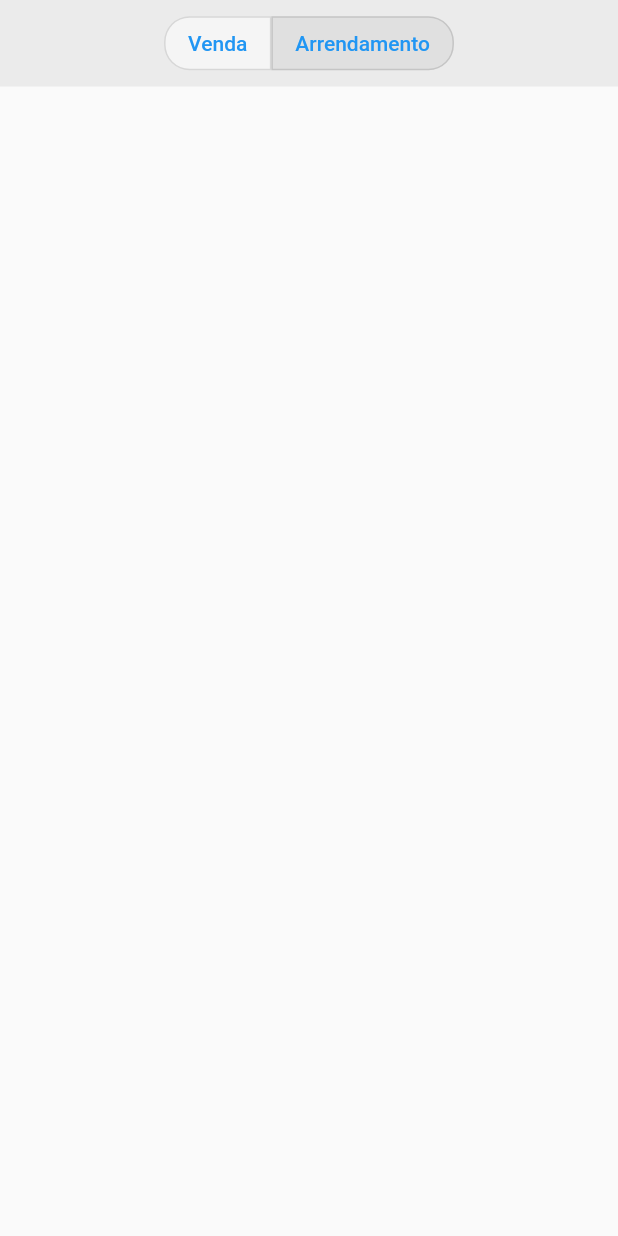
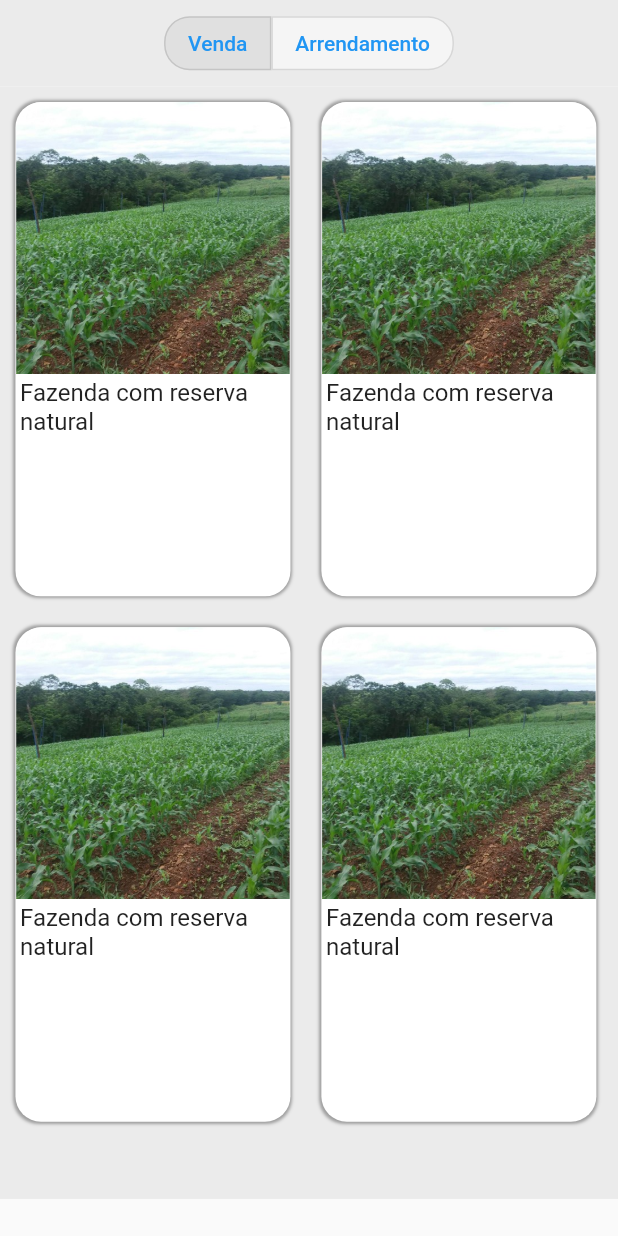
Before and after one commit to LaercioRJ/AgroImobi, a Flutter app: the SearchTerrainsScreen screen opened directly, on a phone screen of 412 x 824 dp. Run offline on Flutter 3.47's test engine with Material 2 defaults, Android fonts, the phone set to English and light mode, and no system bars; our stand-ins replace mask_text_input_formatter.

Commit message:
alpha version cards and fixed color issue with twin buttons

```diff
--- a/lib/src/screen/menus/favorites_terrains_menu.dart
+++ b/lib/src/screen/menus/favorites_terrains_menu.dart
@@ -1,17 +1,14 @@
 import 'package:flutter/material.dart';
-
-import '../../widgets/terrain_card.dart';
 
 class FavoritesTerrainsScreen extends StatelessWidget {
   const FavoritesTerrainsScreen({super.key});
 
   @override
   Widget build(BuildContext context) {
-    //List<int> text = [1,2,3,4];
 
     return const Scaffold(
       backgroundColor: Color.fromARGB(255, 230, 230, 230),
-      body: TerrainCard(),
+      body: Text('Favorites Screen'),
     );
   }
 }
--- a/lib/src/screen/menus/search_terrain_screen.dart
+++ b/lib/src/screen/menus/search_terrain_screen.dart
@@ -1,15 +1,18 @@
 import 'package:flutter/material.dart';
 
+import '../../widgets/terrain_card.dart';
 import '../../widgets/twin_buttons.dart';
 
 class SearchTerrainsScreen extends StatelessWidget {
   SearchTerrainsScreen({super.key});
+  List<int> text = [1,2,3,4];
   bool rightActivated = true;
 
   @override
   Widget build(BuildContext context) {
     return Scaffold(
-      body: Column(
+      body: SingleChildScrollView(
+        child: Column(
           children: [
             Container(
               alignment: Alignment.center,
@@ -20,8 +23,22 @@ class SearchTerrainsScreen extends StatelessWidget {
                 titleLeft: 'Venda',
                 titleRight: 'Arrendamento'
               ),
+            ),
+            Container(
+              width: MediaQuery.of(context).size.width,
+              constraints: BoxConstraints(
+               minHeight: MediaQuery.of(context).size.height * 0.90,
+              ),
+              color: const Color.fromARGB(255, 235, 235, 235),
+              child: Wrap(
+                children: [
+                  for (var i in text)
+                    TerrainCard()
+                ],
+              ),
+            ),
+          ]
         )
-        ],
       )
     );
   }
--- a/lib/src/widgets/terrain_card.dart
+++ b/lib/src/widgets/terrain_card.dart
@@ -1,15 +1,17 @@
 import 'package:flutter/material.dart';
 
 class TerrainCard extends StatelessWidget {
-  const TerrainCard({super.key});
+  TerrainCard({super.key});
+
+  final double price = 300000.90;
 
   @override
   Widget build(BuildContext context) {
     return Padding(
       padding: EdgeInsets.all(MediaQuery.of(context).size.width * 0.025),
       child: Container(
-        width: MediaQuery.of(context).size.width * 0.4,
-        height: MediaQuery.of(context).size.height * 0.19,
+        width: MediaQuery.of(context).size.width * 0.445,
+        height: MediaQuery.of(context).size.height * 0.4,
         alignment: Alignment.topCenter,
         decoration: const BoxDecoration(
           borderRadius: BorderRadius.all(Radius.circular(17)),
@@ -25,24 +27,36 @@ class TerrainCard extends StatelessWidget {
         child: Column(
           children: [
             Container(
-              width: MediaQuery.of(context).size.width * 0.4,
-              height: MediaQuery.of(context).size.height * 0.11,
+              width: MediaQuery.of(context).size.width * 0.4425,
+              height: MediaQuery.of(context).size.height * 0.22,
               decoration: const BoxDecoration(
-                color: Colors.green,
+                image: DecorationImage(
+                  image: AssetImage("lib/src/assets/terrain.jpg"),
+                  fit: BoxFit.cover
+                ),
                 borderRadius: BorderRadius.only(
                   topLeft: Radius.circular(17),
                   topRight: Radius.circular(17)
                 ),
               ),
             ),
-            const Padding(
-              padding: EdgeInsets.all(0.1),
-              child: Text(
-                'Titulo do terreno.',
-                style: TextStyle(
-                  fontSize: 15
+            Padding(
+              padding: const EdgeInsets.all(0.1),
+              child: Padding(
+                padding: const EdgeInsets.all(3),
+                child: Row(
+                  children: [
+                    Container(
+                      alignment: Alignment.center,
+                      width: MediaQuery.of(context).size.width * 0.4,
+                      child: const Text(
+                        'Fazenda com reserva natural',
+                        style: TextStyle(fontSize: 16),
+                      )
+                    )
+                  ],
                 ),
-              ),
+              )
             )
           ])
       ),
--- a/lib/src/widgets/twin_buttons.dart
+++ b/lib/src/widgets/twin_buttons.dart
@@ -31,7 +31,7 @@ class TwinButtonsState extends State<TwinButtons> {
             })
           },
           style: OutlinedButton.styleFrom(
-            backgroundColor: widget.rightActivated ? Colors.grey.shade100 : Colors.grey.shade300,
+            backgroundColor: widget.rightActivated ? Colors.grey.shade300 : Colors.grey.shade100,
               shape: const RoundedRectangleBorder(
                 borderRadius: BorderRadius.only(
                   topLeft: Radius.circular(17),
@@ -50,7 +50,7 @@ class TwinButtonsState extends State<TwinButtons> {
             })
           },
           style: OutlinedButton.styleFrom(
-            backgroundColor: widget.rightActivated ? Colors.grey.shade300 : Colors.grey.shade100,
+            backgroundColor: widget.rightActivated ? Colors.grey.shade100 : Colors.grey.shade300,
             shape: const RoundedRectangleBorder(
               borderRadius: BorderRadius.only(
                 topLeft: Radius.zero,
```
Also changed, not shown: lib/src/assets/terrain.jpg (added). Lines whose indentation alone changed are shown as unchanged.
